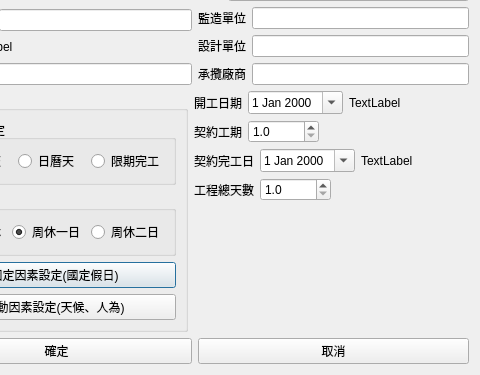
Before: the Qt Designer form Python/QtCreateProjectDialog.ui in foxking0416/HuachunDailyReport2024, drawn with Qt 5; both pictures show x 90 to 570 and y 110 to 485 of the 570 by 485 pixel window.
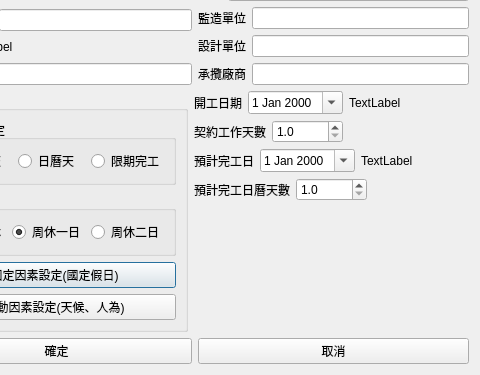
After: the same form once the commit is applied.

The edit to the form file:
```diff
--- a/Python/QtCreateProjectDialog.ui
+++ b/Python/QtCreateProjectDialog.ui
@@ -501,7 +501,7 @@
          <item>
           <widget class="QLabel" name="label_3">
            <property name="text">
-            <string>契約工期</string>
+            <string>契約工作天數</string>
            </property>
           </widget>
          </item>
@@ -541,7 +541,7 @@
          <item>
           <widget class="QLabel" name="label_12">
            <property name="text">
-            <string>契約完工日</string>
+            <string>預計完工日</string>
            </property>
           </widget>
          </item>
@@ -579,7 +579,7 @@
          <item>
           <widget class="QLabel" name="label_13">
            <property name="text">
-            <string>工程總天數</string>
+            <string>預計完工日曆天數</string>
            </property>
           </widget>
          </item>
```
Left out of the diff: 2 changed lines with no effect on the pictures.
